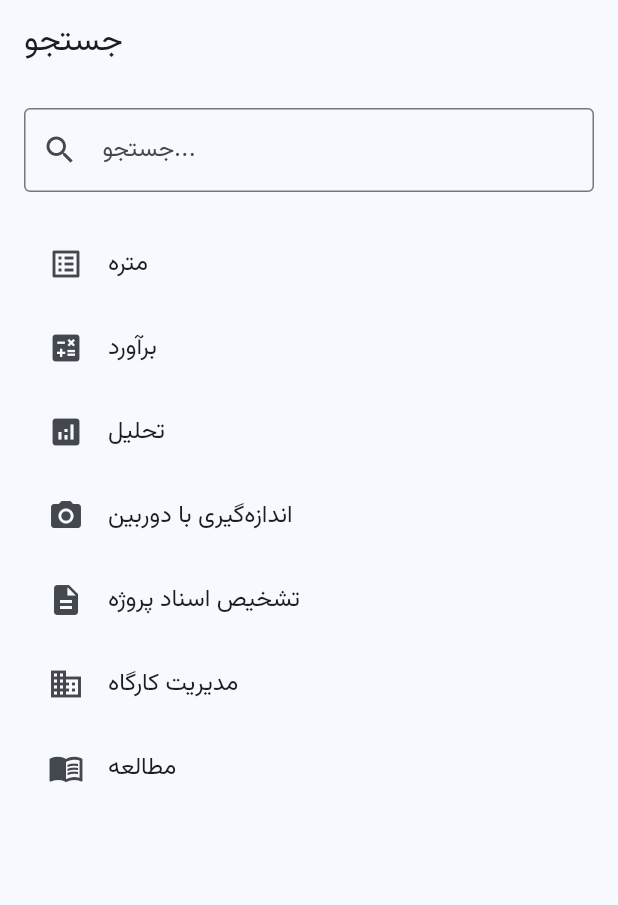
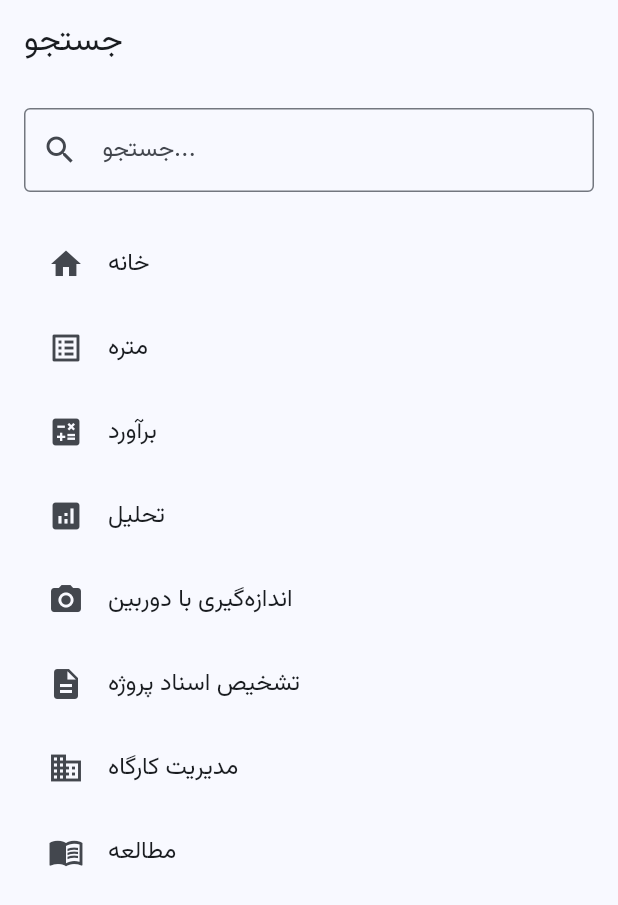
Before and after one commit to dilagh01/Metreyar_flutter_web, a Flutter app: the screen it shows after launch, on a phone screen of 412 x 824 dp. Shown: the top 905 px of the screen. Run offline on Flutter 3.47's test engine with Material 3 defaults, Android fonts, the phone set to English and light mode, and no system bars; our stand-ins replace go_router.

Commit message:
📦 بروزرسانی و آماده‌سازی برای بیلد

```diff
--- a/lib/pages/search_page.dart
+++ b/lib/pages/search_page.dart
@@ -13,6 +13,7 @@ class _SearchPageState extends State<SearchPage> {
   String _query = '';
 
   final List<_SearchItem> items = [
+    _SearchItem(title: 'خانه', route: '/', icon: Icons.home), // صفحه خانه
     _SearchItem(title: 'متره', route: '/measure', icon: Icons.list_alt),
     _SearchItem(title: 'برآورد', route: '/estimation', icon: Icons.calculate),
     _SearchItem(title: 'تحلیل', route: '/analysis', icon: Icons.analytics),
```
